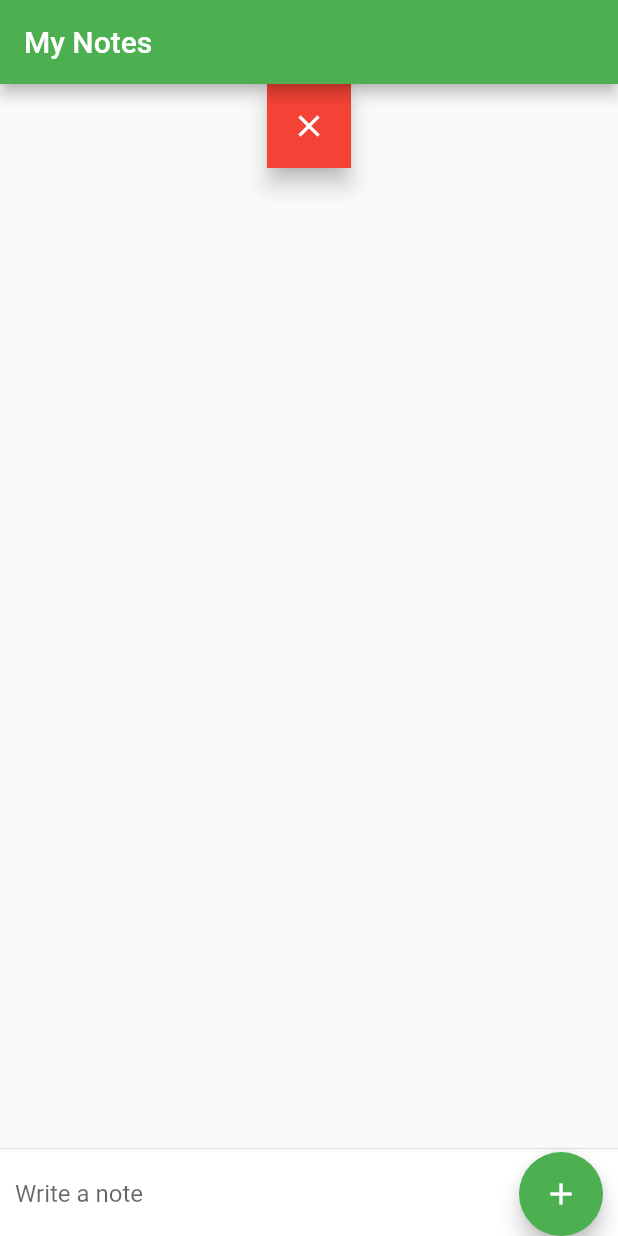
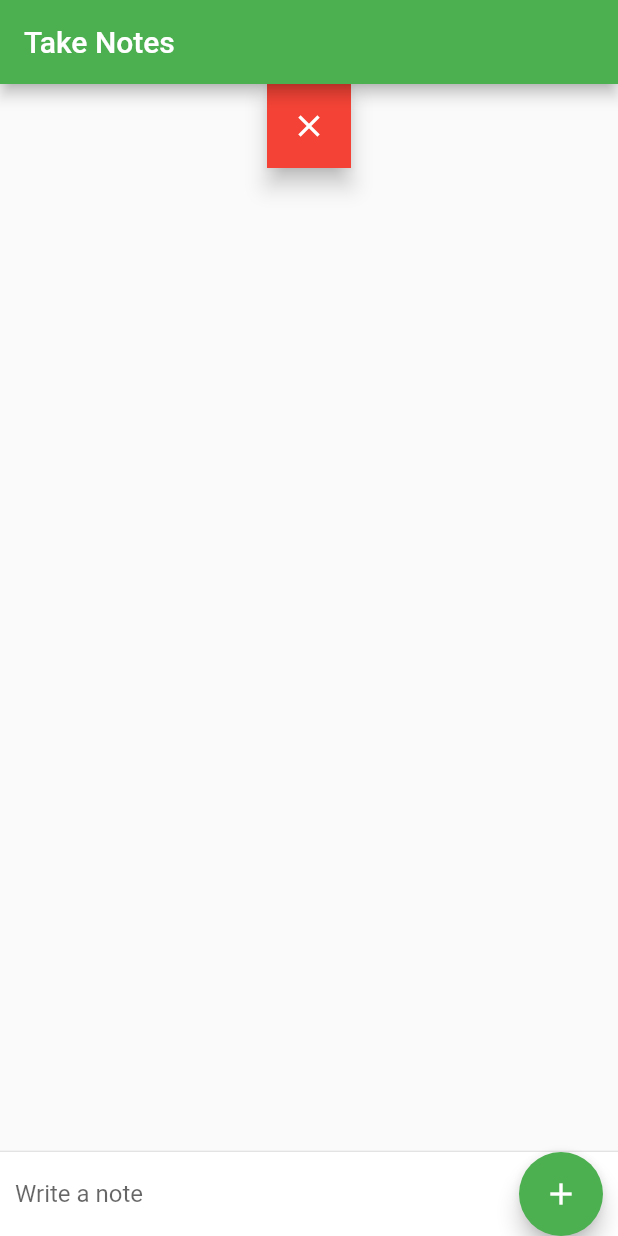
Before and after one commit to luketg8/Notes_App, a Flutter app: the screen it shows after launch, on a phone screen of 412 x 824 dp. Run offline on Flutter 3.47's test engine with Material 2 defaults, Android fonts, the phone set to English and light mode, and no system bars.

Commit message:
Remove redundant code and changed stylings slightly

```diff
--- a/lib/main.dart
+++ b/lib/main.dart
@@ -11,7 +11,7 @@ class MyApp extends StatelessWidget {
       theme: new ThemeData(
         primarySwatch: Colors.green,
       ),
-      home: new MyHomePage(title: 'My Notes'),
+      home: new MyHomePage(title: 'Take Notes'),
     );
   }
 }
@@ -24,7 +24,7 @@ class Note extends StatelessWidget {
   Widget build(BuildContext context) {
     return new Container(
       child: new Row(children: <Widget>[
-        new IconButton(icon: new Icon(Icons.note), onPressed: null),
+        new Icon(Icons.note),
         new Text(noteText),
       ]),
     );
@@ -75,7 +75,7 @@ class _MyHomePageState extends State<MyHomePage> {
               ),
             ),
             new FloatingActionButton(
-                onPressed: _notes.isEmpty ? null : () => _handleSubmitted(_textController.text),
+                onPressed: () => _handleSubmitted(_textController.text),
                 tooltip: 'Create New Note',
                 child: new Icon(Icons.add)
                 )
@@ -105,7 +105,7 @@ class _MyHomePageState extends State<MyHomePage> {
               itemBuilder: (_, int index) => _notes[index],
               itemCount: _notes.length,
             )),
-            new Divider(height: 5.0),
+            new Divider(height: 1.0),
             new Container(
               decoration: new BoxDecoration(color: Theme.of(context).cardColor),
               child: _addNote(),
```
